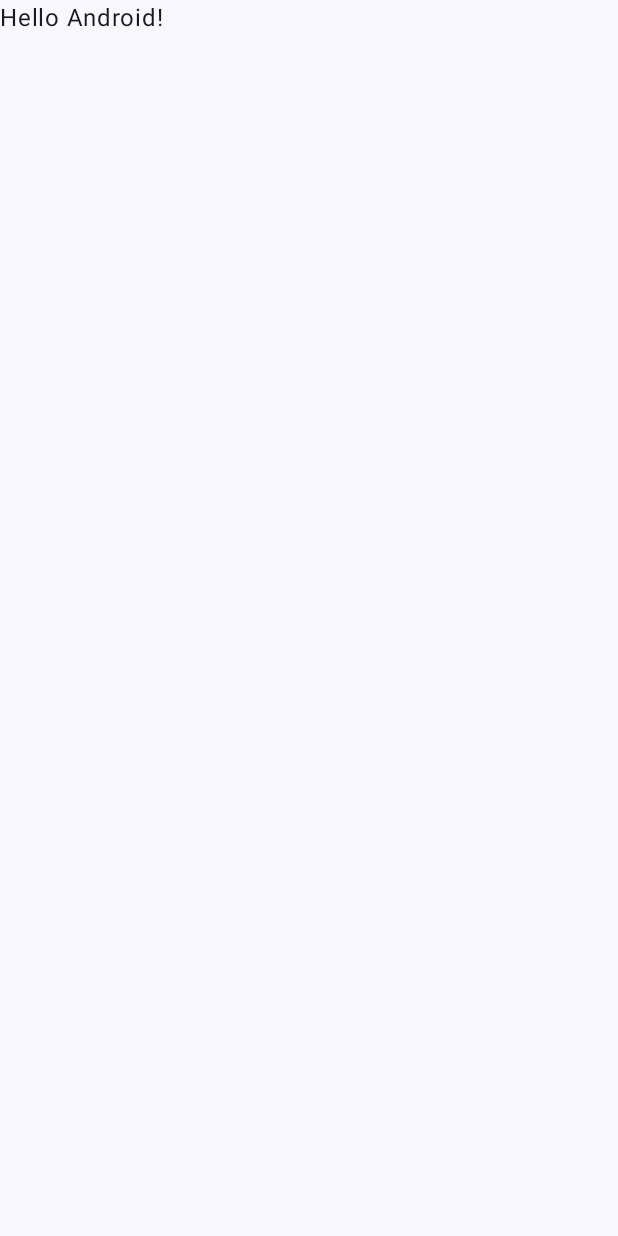
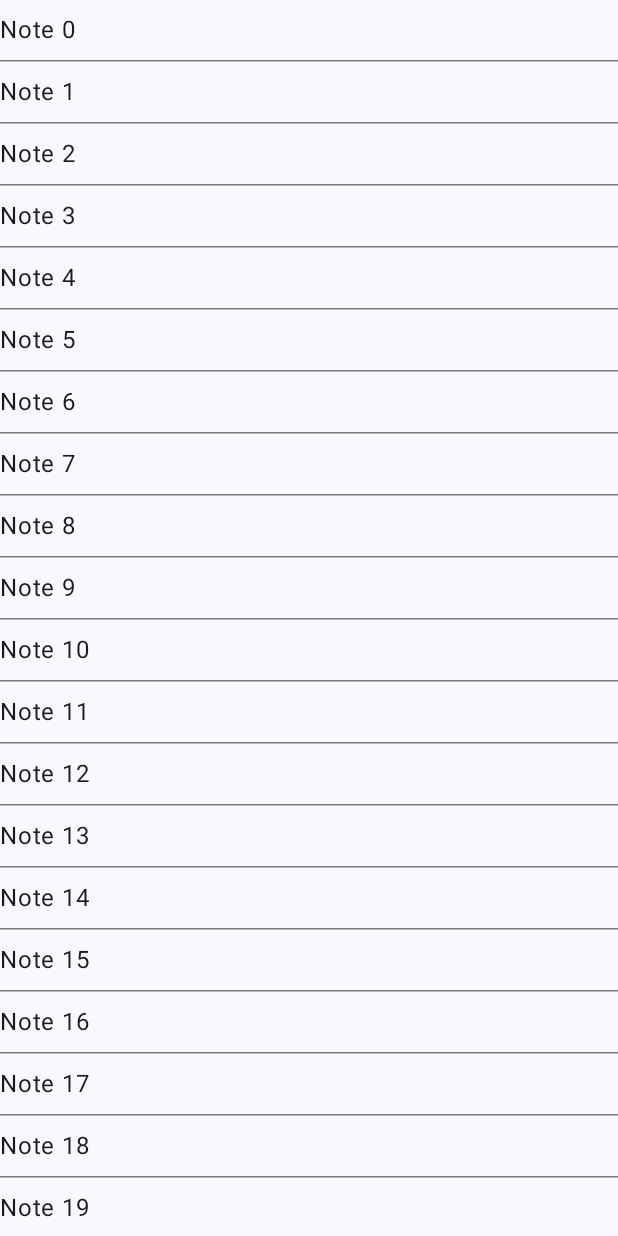
Before and after one commit to khongswee/android-nav3, an Android app built with Jetpack Compose: the screen it shows after launch (MainActivity), on a phone screen of 412 x 824 dp. Before the commit the screen is almost empty. Run offline under Robolectric (Android 15) with nearby library versions, the phone set to English and light mode, and no system bars.

Commit message:
init project

```diff
--- a/app/src/main/java/kh/sample/android/nav3/MainActivity.kt
+++ b/app/src/main/java/kh/sample/android/nav3/MainActivity.kt
@@ -11,6 +11,7 @@ import androidx.compose.material3.Text
 import androidx.compose.runtime.Composable
 import androidx.compose.ui.Modifier
 import androidx.compose.ui.tooling.preview.Preview
+import kh.sample.android.nav3.ui.note_list.NoteListScreen
 import kh.sample.android.nav3.ui.theme.Androidnav3Theme
 
 class MainActivity : ComponentActivity() {
@@ -20,28 +21,9 @@ class MainActivity : ComponentActivity() {
         setContent {
             Androidnav3Theme {
                 Scaffold(modifier = Modifier.fillMaxSize()) { innerPadding ->
-                    Greeting(
-                        name = "Android",
-                        modifier = Modifier.padding(innerPadding)
-                    )
+                    NoteListScreen()
                 }
             }
         }
     }
 }
-
-@Composable
-fun Greeting(name: String, modifier: Modifier = Modifier) {
-    Text(
-        text = "Hello $name!",
-        modifier = modifier
-    )
-}
-
-@Preview(showBackground = true)
-@Composable
-fun GreetingPreview() {
-    Androidnav3Theme {
-        Greeting("Android")
-    }
-}
--- /dev/null
+++ b/app/src/main/java/kh/sample/android/nav3/ui/note_list/NoteListScreen.kt
@@ -0,0 +1,30 @@
+package kh.sample.android.nav3.ui.note_list
+
+import androidx.compose.foundation.layout.Box
+import androidx.compose.foundation.layout.Column
+import androidx.compose.foundation.layout.Spacer
+import androidx.compose.foundation.layout.fillMaxSize
+import androidx.compose.foundation.layout.fillMaxWidth
+import androidx.compose.foundation.layout.size
+import androidx.compose.foundation.lazy.LazyColumn
+import androidx.compose.material3.HorizontalDivider
+import androidx.compose.material3.Text
+import androidx.compose.runtime.Composable
+import androidx.compose.ui.Modifier
+import androidx.compose.ui.unit.dp
+
+@Composable
+fun NoteListScreen() {
+    Box(modifier = Modifier.fillMaxSize()) {
+        LazyColumn {
+            items(100) {
+                Column(modifier = Modifier.fillMaxWidth()) {
+                    Spacer(modifier = Modifier.size(8.dp))
+                    Text(text = "Note $it")
+                    Spacer(modifier = Modifier.size(8.dp))
+                    HorizontalDivider()
+                }
+            }
+        }
+    }
+}
```
Also changed, not shown: app/src/main/java/kh/sample/android/nav3/ui/note_detail/NoteDetailScreen.kt (added, +15 -0 lines), gradle.properties (deleted, +0 -23 lines), gradle/wrapper/gradle-wrapper.properties (deleted), 2 other files.
